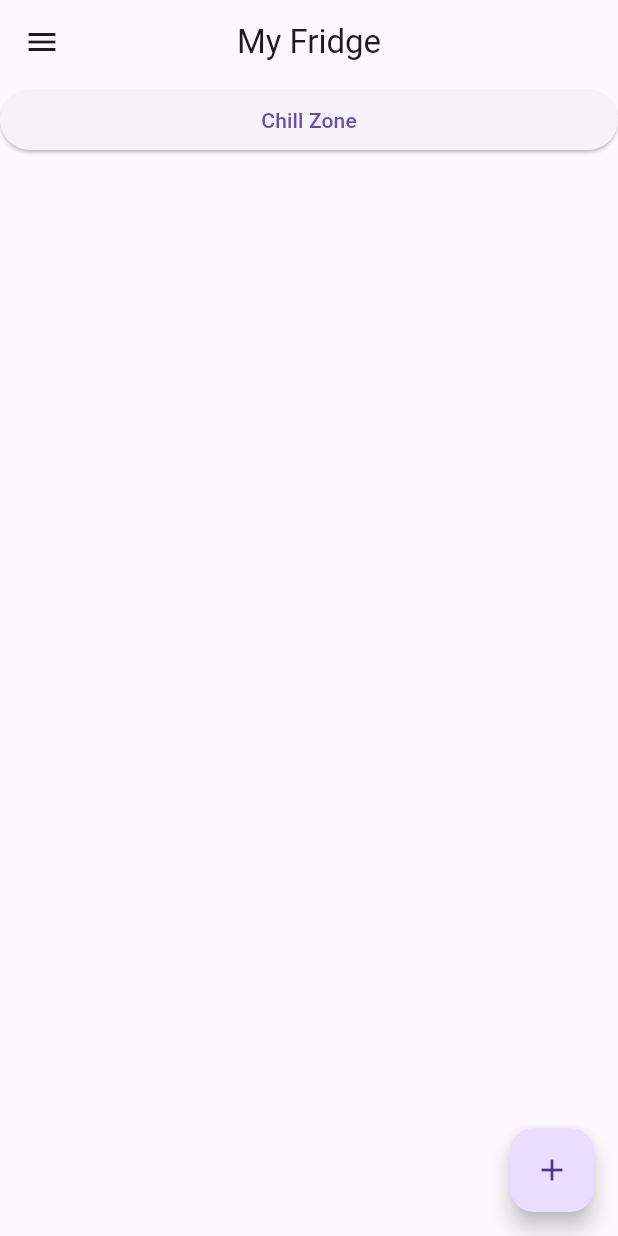
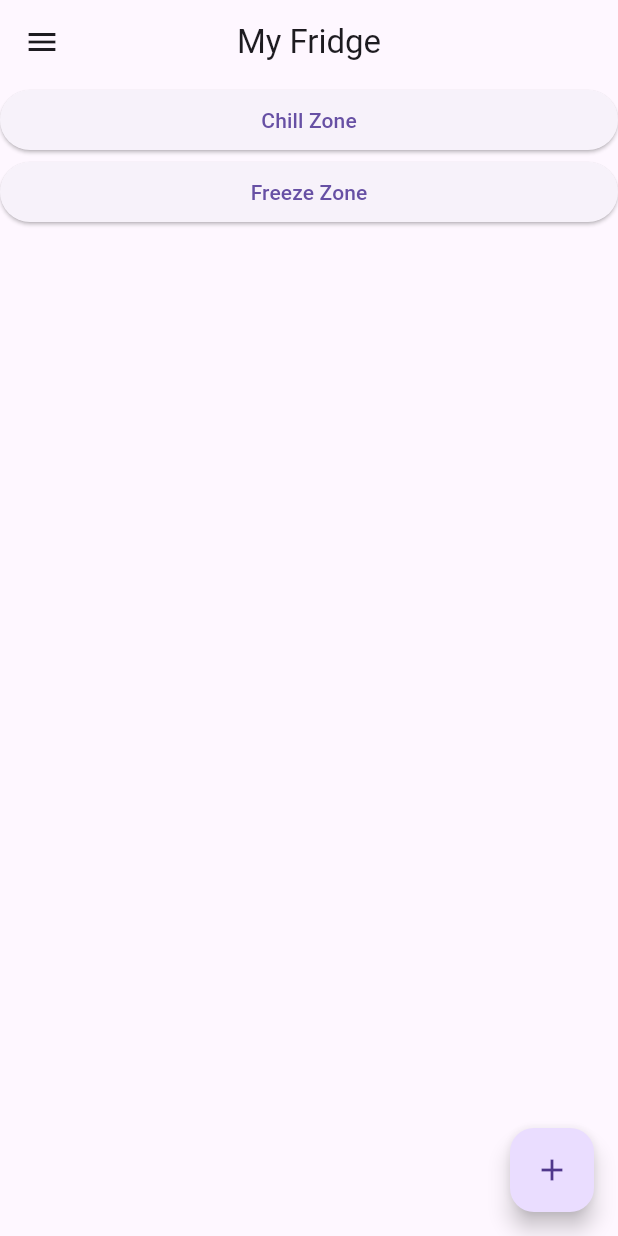
Before and after one commit to YanWuGit/MyFridge, a Flutter app: the screen it shows after launch, on a phone screen of 412 x 824 dp. Run offline on Flutter 3.47's test engine with Material 3 defaults, Android fonts, the phone set to English and light mode, and no system bars.

Commit message:
generate zones and item lists

```diff
--- a/lib/my_fridge.dart
+++ b/lib/my_fridge.dart
@@ -1,9 +1,37 @@
 import 'package:flutter/material.dart';
 import 'package:my_fridge/zones/zone.dart';
 import 'package:my_fridge/settings.dart';
+import 'package:my_fridge/zones/zone_class.dart';
+import 'item_class.dart';
 
-class MyFridge extends StatelessWidget {
+class MyFridge extends StatefulWidget {
   const MyFridge({super.key});
+
+  @override
+  State<MyFridge> createState() => _MyFridgeState();
+}
+
+class _MyFridgeState extends State<MyFridge> {
+
+
+  List<ItemClass> chillItems = [
+    ItemClass('milk', 4),
+    ItemClass('bread', 8),
+    ItemClass('ham', 12),
+  ];
+
+  List<ItemClass> freezeItems = [
+    ItemClass('pork', 3),
+    ItemClass('beef', 6),
+    ItemClass('sausage', 9),
+  ];
+
+  late List<ZoneClass> zoneClasses = [
+    ZoneClass('Chill Zone', 1, chillItems),
+    ZoneClass('Freeze Zone', 1, freezeItems),
+  ];
+
+
 
   @override
   Widget build(BuildContext context) {
@@ -16,20 +44,21 @@ class MyFridge extends StatelessWidget {
                   centerTitle: true,
                 ),
                 body: ListView(
-                  children: [
-                    ElevatedButton(
+                  children: zoneClasses.map((zoneClass) {
+                    return ElevatedButton(
                       onPressed: () {
                         Navigator.push(
                           context,
                           MaterialPageRoute(
-                            builder: (_) => const ChillZone(),
+                            builder: (_) => Zone(zoneName: zoneClass.zoneName, zoneLayers: zoneClass.zoneLayers, items: zoneClass.items),
                           ),
                         );
                       },
-                      child: const Text('Chill Zone'),
-                    ),
-                  ],
+                      child: Text(zoneClass.zoneName),
+                    );
+                  }).toList(),
                 ),
+
                 drawer: Drawer(
                   child: ListView(
                     // padding: ,
--- a/lib/zones/zone_class.dart
+++ b/lib/zones/zone_class.dart
@@ -1,8 +1,11 @@
+import 'package:my_fridge/item_class.dart';
+
 class ZoneClass {
 
   String zoneName = '';
   int zoneLayers = 1;
+  List<ItemClass> items;
 
-  ZoneClass(this.zoneName, this.zoneLayers);
+  ZoneClass(this.zoneName, this.zoneLayers, this.items);
 
 }
```
Also changed, not shown: lib/zones/zone.dart (+16 -13 lines).
